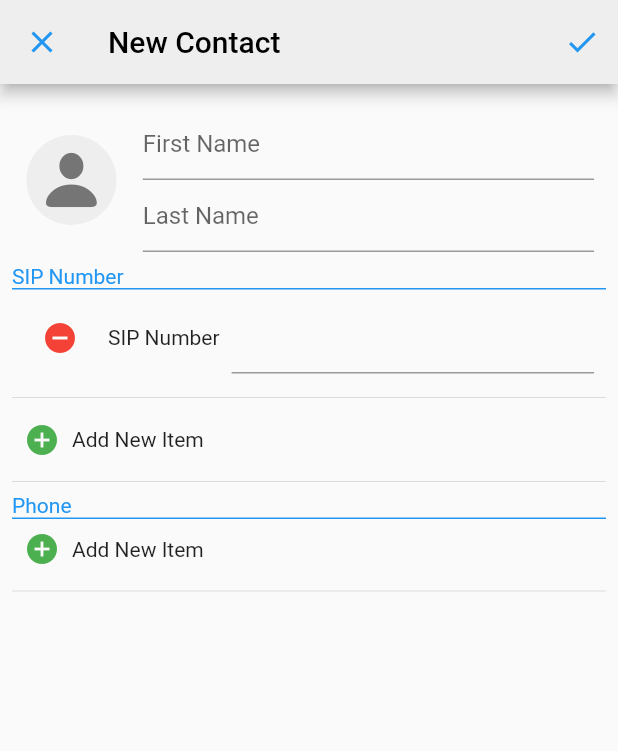
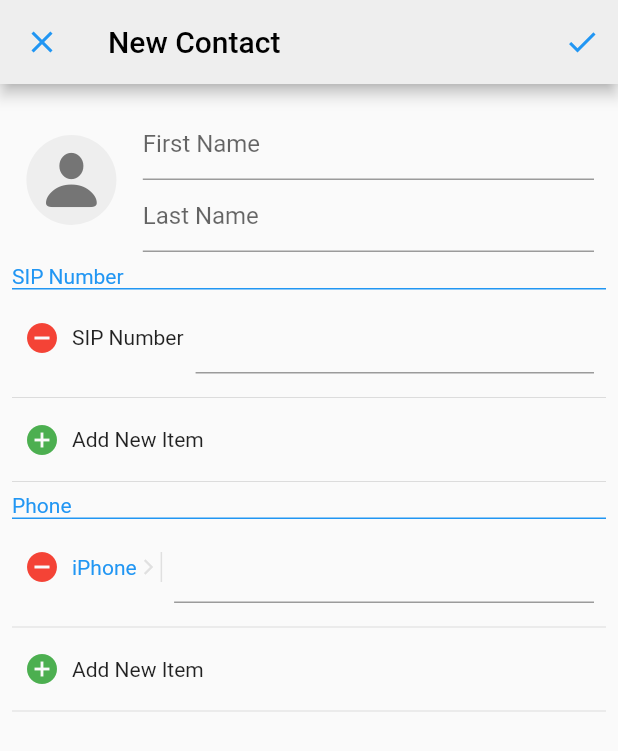
Before and after one commit to vilashraj/vilashraj-call_demo, a Flutter app: the AddContactUI screen opened directly, on a phone screen of 412 x 824 dp. Shown: the top 751 px of the screen. Run offline on Flutter 3.47's test engine with Material 2 defaults, Android fonts, the phone set to English and light mode, and no system bars; our stand-ins replace bloc, bottom_navy_bar, contacts_service, flutter_bloc, sticky_headers.

```diff
--- a/lib/modules/contacts/add_contact_ui.dart
+++ b/lib/modules/contacts/add_contact_ui.dart
@@ -1,4 +1,7 @@
+import 'package:call_demo/modules/contacts/bloc/phone_field_dm.dart';
+import 'package:call_demo/modules/contacts/phone_type_list_ui.dart';
 import 'package:flutter/cupertino.dart';
+import 'package:flutter/foundation.dart';
 import 'package:flutter/material.dart';
 
 class AddContactUI extends StatefulWidget {
@@ -7,39 +10,46 @@ class AddContactUI extends StatefulWidget {
 }
 
 class _AddContactUIState extends State<AddContactUI> {
-
-  Map sipNumberMap = {0:""};
-  Map phoneNumberMap = {0:""};
+  Map sipNumberMap = {0: ""};
+  Map<int, PhoneFieldDm> phoneNumberMap = {
+    0: PhoneFieldDm(phoneNumber: "", phoneType: PhoneType.iPhone)
+  };
 
   @override
   Widget build(BuildContext context) {
-    return Scaffold(
-      appBar: getAppBar(),
-      body:getBody()
-    );
+    return Scaffold(appBar: getAppBar(), body: getBody());
   }
 
-  Widget getAppBar(){
+  Widget getAppBar() {
     return AppBar(
       brightness: Brightness.light,
       backgroundColor: Colors.grey[200],
       leading: IconButton(
-        icon:Icon(Icons.close,color: Theme.of(context).primaryColor,),
-        onPressed: (){
+        icon: Icon(
+          Icons.close,
+          color: Theme.of(context).primaryColor,
+        ),
+        onPressed: () {
           Navigator.of(context).maybePop();
         },
       ),
-      title: Text("New Contact",style: TextStyle(color: Colors.black),),
+      title: Text(
+        "New Contact",
+        style: TextStyle(color: Colors.black),
+      ),
       actions: <Widget>[
         IconButton(
-          icon:Icon(Icons.check,color: Theme.of(context).primaryColor,),
-          onPressed: (){},
+          icon: Icon(
+            Icons.check,
+            color: Theme.of(context).primaryColor,
+          ),
+          onPressed: () {},
         )
       ],
     );
   }
 
-  Widget getBody(){
+  Widget getBody() {
     return Padding(
       padding: const EdgeInsets.all(8.0),
       child: SingleChildScrollView(
@@ -52,45 +62,41 @@ class _AddContactUIState extends State<AddContactUI> {
         ),
       ),
     );
-
   }
 
-  Widget profilePicRow(){
+  Widget profilePicRow() {
     return Row(
       children: <Widget>[
         Expanded(
-          flex:2,
+            flex: 2,
             child: CircleAvatar(
               radius: 30,
-            child: Center(child: Icon(CupertinoIcons.person_solid,size: 48,color: Colors.grey[600],)),
+              child: Center(
+                  child: Icon(
+                CupertinoIcons.person_solid,
+                size: 48,
+                color: Colors.grey[600],
+              )),
               backgroundColor: Colors.grey[200],
-          )
-        ),
+            )),
         Expanded(
-          flex:8,
+            flex: 8,
             child: Padding(
               padding: const EdgeInsets.all(8.0),
-            child: Column(
-             children: <Widget>[
+              child: Column(children: <Widget>[
                 TextField(
                   decoration: InputDecoration(
                       //Add th Hint text here.
                       hintText: "First Name",
                       border: UnderlineInputBorder(),
-                  contentPadding: EdgeInsets.zero
-
-              ),
-
+                      contentPadding: EdgeInsets.zero),
                 ),
                 TextField(
-
                   decoration: InputDecoration(
                       //Add th Hint text here.
                       hintText: "Last Name",
                       border: UnderlineInputBorder(),
-                contentPadding: EdgeInsets.zero
-              ),
-
+                      contentPadding: EdgeInsets.zero),
                 ),
               ]),
             )),
@@ -98,30 +104,38 @@ class _AddContactUIState extends State<AddContactUI> {
     );
   }
 
-  Widget sipNumberSection(){
+  Widget sipNumberSection() {
     return Column(
       crossAxisAlignment: CrossAxisAlignment.start,
       children: <Widget>[
-        Text("SIP Number",style: TextStyle(color: Theme.of(context).primaryColor),),
-        Container(height:1.0,color: Theme.of(context).primaryColor,),
+        Text(
+          "SIP Number",
+          style: TextStyle(color: Theme.of(context).primaryColor),
+        ),
+        Container(
+          height: 1.0,
+          color: Theme.of(context).primaryColor,
+        ),
         ListView.builder(
             shrinkWrap: true,
             itemCount: sipNumberMap.length,
-            itemBuilder: (context,int position){
+            itemBuilder: (context, int position) {
               return sipField(position);
             }),
         Padding(
           padding: const EdgeInsets.all(8.0),
           child: GestureDetector(
-            onTap: (){
+            onTap: () {
               setState(() {
                 sipNumberMap[sipNumberMap.length] = "";
               });
             },
             child: Row(
               children: <Widget>[
-                Icon(Icons.add_circle,color: Colors.green,),
-
+                Icon(
+                  Icons.add_circle,
+                  color: Colors.green,
+                ),
                 SizedBox(width: 8.0),
                 Text("Add New Item"),
               ],
@@ -133,38 +147,44 @@ class _AddContactUIState extends State<AddContactUI> {
     );
   }
 
-  Widget sipField(int position){
+  Widget sipField(int position) {
     TextEditingController sipController = TextEditingController();
     sipController.text = sipNumberMap[position];
-    return  Column(
+    return Column(
       children: <Widget>[
         Padding(
           padding: const EdgeInsets.all(8.0),
           child: Row(
             children: <Widget>[
-              IconButton(icon:Icon(Icons.remove_circle,color: Colors.red,),onPressed: (){
+              GestureDetector(
+                  onTap: (){
                     setState(() {
                       sipNumberMap.remove(position);
                       print(sipNumberMap);
                       Map newMap = {};
                       int count = 0;
 
-                  sipNumberMap.forEach((k,v){
+                      sipNumberMap.forEach((k, v) {
                         newMap[count] = v;
                         count++;
                       });
                       sipNumberMap = newMap;
+                    });
+                  },
+                  child: Icon(
+                    Icons.remove_circle,
+                    color: Colors.red,
+                  ),
+                ),
 
-                });
-              },),
+
               SizedBox(width: 8.0),
               Text("SIP Number"),
               SizedBox(width: 8.0),
-
               Expanded(
-                child: SipTextField(
-                  sipController: sipController,
-                  onChange: (value){
+                child: ContactTextField(
+                  contactController: sipController,
+                  onChange: (value) {
                     setState(() {
                       sipNumberMap[position] = value;
                     });
@@ -175,26 +195,43 @@ class _AddContactUIState extends State<AddContactUI> {
           ),
         ),
         Divider(),
-
       ],
     );
   }
-  Widget phoneNumberSection(){
+
+  Widget phoneNumberSection() {
     return Column(
       crossAxisAlignment: CrossAxisAlignment.start,
       children: <Widget>[
-        Text("Phone",style: TextStyle(color: Theme.of(context).primaryColor),),
-        Container(height:1.0,color: Theme.of(context).primaryColor,),
+        Text(
+          "Phone",
+          style: TextStyle(color: Theme.of(context).primaryColor),
+        ),
+        Container(
+          height: 1.0,
+          color: Theme.of(context).primaryColor,
+        ),
+        ListView.builder(
+            shrinkWrap: true,
+            itemCount: phoneNumberMap.length,
+            itemBuilder: (context, int position) {
+              return phoneNumberField(position);
+            }),
         Padding(
           padding: const EdgeInsets.all(8.0),
           child: GestureDetector(
-            onTap: (){
-
+            onTap: () {
+              setState(() {
+                phoneNumberMap[phoneNumberMap.length] =
+                    PhoneFieldDm(phoneType: PhoneType.iPhone, phoneNumber: "");
+              });
             },
             child: Row(
               children: <Widget>[
-                Icon(Icons.add_circle,color: Colors.green,),
-
+                Icon(
+                  Icons.add_circle,
+                  color: Colors.green,
+                ),
                 SizedBox(width: 8.0),
                 Text("Add New Item"),
               ],
@@ -205,31 +242,95 @@ class _AddContactUIState extends State<AddContactUI> {
       ],
     );
   }
+
+  Widget phoneNumberField(int position) {
+    TextEditingController phoneFieldController = TextEditingController();
+    phoneFieldController.text = phoneNumberMap[position].phoneNumber;
+    return Column(
+      children: <Widget>[
+        Padding(
+          padding: const EdgeInsets.all(8.0),
+          child: Row(
+            children: <Widget>[
+              GestureDetector(
+                  onTap: () {
+                    setState(() {
+                      phoneNumberMap.remove(position);
+                      Map<int, PhoneFieldDm> newMap = {};
+                      int count = 0;
+
+                      phoneNumberMap.forEach((k, v) {
+                        newMap[count] = v;
+                        count++;
+                      });
+                      phoneNumberMap = newMap;
+                      ;
+                    });
+                  },
+                  child: Icon(
+                    Icons.remove_circle,
+                    color: Colors.red,
+                  )),
+              SizedBox(width: 8.0),
+              GestureDetector(
+                onTap: ()async{
+                  PhoneType pType = await Navigator.of(context).push(MaterialPageRoute(builder:(context){
+                    return PhoneTypeListUI(phoneNumberMap[position].phoneType);
+                  }));
+
+                  if(pType != null){
+                    setState(() {
+                      phoneNumberMap[position].phoneType = pType;
+                    });
+                  }
+                },
+                  child: Text(describeEnum(phoneNumberMap[position].phoneType,),style: TextStyle(color:Colors.blue),)),
+              SizedBox(width: 2.0),
+              Icon(Icons.arrow_forward_ios,color: Colors.grey[300],size: 12,),
+              SizedBox(width: 2.0),
+              Container(height:20.0,width: 1.0,color: Colors.grey[300],),
+              SizedBox(width: 8.0),
+              Expanded(
+                child: ContactTextField(
+                  contactController: phoneFieldController,
+                  onChange: (value) {
+                    setState(() {
+                      phoneNumberMap[position].phoneNumber = value;
+                    });
+                  },
+                ),
+              ),
+            ],
+          ),
+        ),
+        Divider(),
+      ],
+    );
+  }
 }
 
+class ContactTextField extends StatefulWidget {
+  Function onChange;
+  TextEditingController contactController;
 
-class SipTextField extends StatefulWidget {
-  Function onChange;
-  TextEditingController sipController;
-  SipTextField({this.onChange,this.sipController});
+  ContactTextField({this.onChange, this.contactController});
+
   @override
-  _SipTextFieldState createState() => _SipTextFieldState();
+  _ContactTextFieldState createState() => _ContactTextFieldState();
 }
 
-class _SipTextFieldState extends State<SipTextField> {
+class _ContactTextFieldState extends State<ContactTextField> {
   @override
   Widget build(BuildContext context) {
     return TextFormField(
-      controller: widget.sipController,
-      onChanged: (value){
+      controller: widget.contactController,
+      onChanged: (value) {
         setState(() {
           widget.onChange(value);
         });
       },
       decoration: InputDecoration(
-          contentPadding: EdgeInsets.zero,
-          border: UnderlineInputBorder()
-      ),
+          contentPadding: EdgeInsets.zero, border: UnderlineInputBorder()),
     );
   }
 }
--- /dev/null
+++ b/lib/modules/contacts/bloc/phone_field_dm.dart
@@ -0,0 +1,18 @@
+import 'package:flutter/material.dart';
+
+enum PhoneType{
+  Home,
+  Work,
+  iPhone,
+  Mobile,
+  Main,
+  HomeFAX,
+  WorkFAX,
+  Pager,
+  Other
+}
+class PhoneFieldDm{
+  String phoneNumber;
+  PhoneType phoneType;
+  PhoneFieldDm({@required this.phoneNumber, @required this.phoneType});
+}
--- a/lib/modules/contacts/device_contact_provider.dart
+++ b/lib/modules/contacts/device_contact_provider.dart
@@ -10,4 +10,7 @@ class DeviceContactProvider{
     return contactList;
 
   }
+
+  deleteContact()async{
+  }
 }
```
Also changed, not shown: lib/modules/contacts/contact_ui.dart (+67 -4 lines), lib/modules/contacts/phone_type_list_ui.dart (added, +87 -0 lines), lib/modules/contacts/bloc/contact_vm.dart (line endings or trailing spaces). Lines whose indentation alone changed are shown as unchanged.
